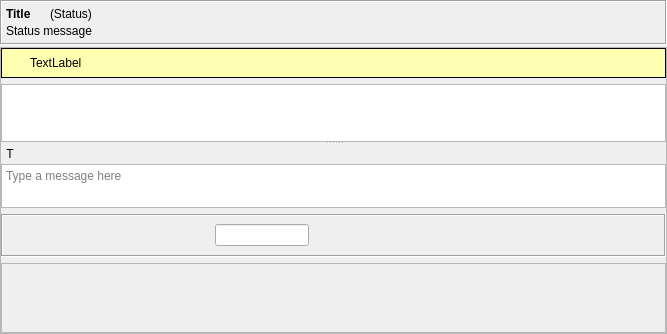
The window that retroshare-gui/src/gui/chat/ChatWidget.ui (RetroShare/RetroShare) describes before a commit, drawn with Qt 5.
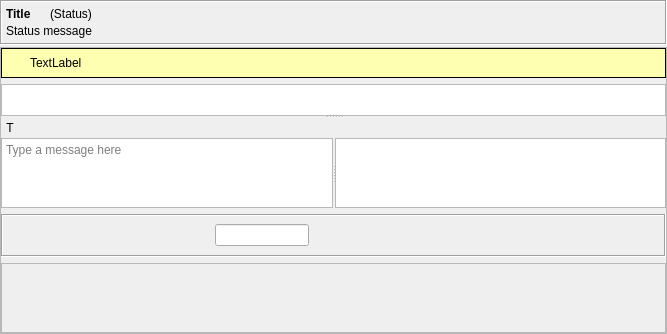
The same window after the commit. Icons and pictures are not drawn. Custom widgets are drawn as their Qt base class.

Commit message: Add CommonMark in ChatLobbyDialog

What changed in the file:
```diff
--- a/retroshare-gui/src/gui/chat/ChatWidget.ui
+++ b/retroshare-gui/src/gui/chat/ChatWidget.ui
@@ -268,6 +268,16 @@
              </layout>
             </item>
             <item>
+             <widget class="QSplitter" name="chatTextEditHSplitter">
+              <property name="orientation">
+               <enum>Qt::Horizontal</enum>
+              </property>
+              <property name="handleWidth">
+               <number>2</number>
+              </property>
+              <property name="childrenCollapsible">
+               <bool>false</bool>
+              </property>
              <widget class="MimeTextEdit" name="chatTextEdit">
               <property name="sizePolicy">
                <sizepolicy hsizetype="Expanding" vsizetype="Expanding">
@@ -285,6 +295,8 @@
                <string>Type a message here</string>
               </property>
              </widget>
+              <widget class="RSTextBrowser" name="cmPreview"/>
+             </widget>
             </item>
            </layout>
           </widget>
```
Left out of the diff: 17 changed lines with no effect on the pictures. Lines whose indentation alone changed are shown as unchanged. The commit also changes 24 other files.
